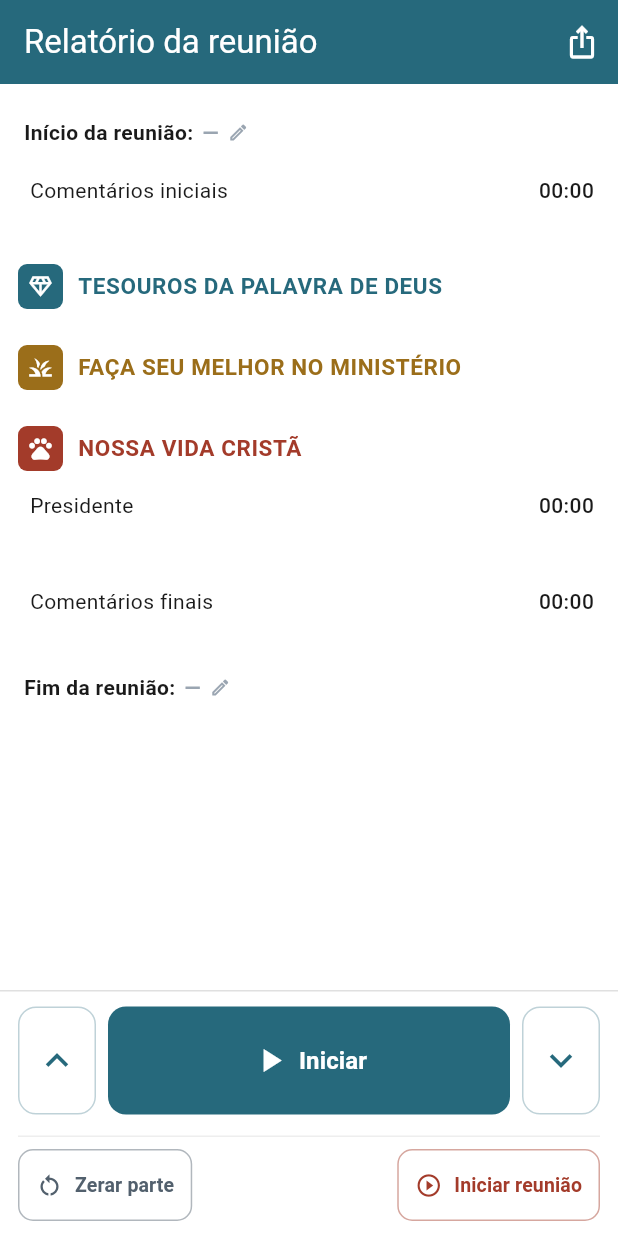
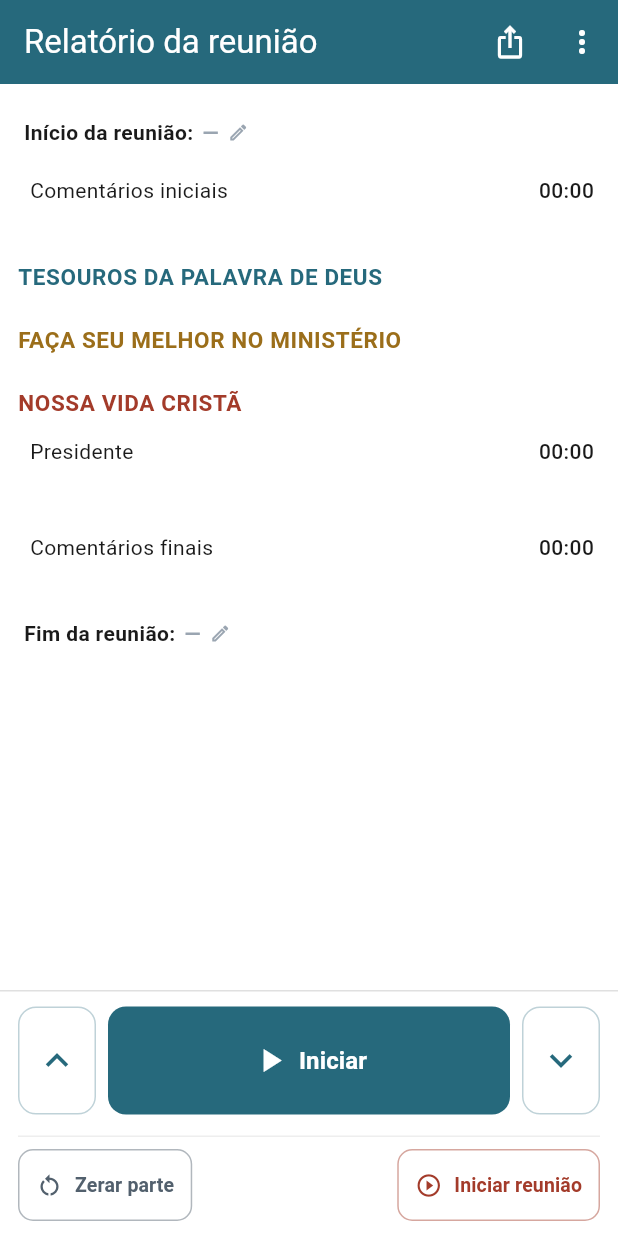
Before and after one commit to Dalistor/RDR, a Flutter app: the screen it shows after launch, after a tap on "Baixar programação", after a tap on "Montar a lista na mão", on a phone screen of 412 x 824 dp. Run offline on Flutter 3.47's test engine with Material 3 defaults, Android fonts, the phone set to English and light mode, and no system bars; our stand-ins replace flutter_riverpod, screenshot, share_plus, shared_preferences; missing offline and left inert: gal; network calls fail.

Commit message:
feat: implementa congelamento do relatório ao encerrar reunião e adiciona opção "Reiniciar tudo" no menu feat: adiciona permissão de internet no APK de release e trata falhas inesperadas na busca feat: remove ícones dos cabeçalhos de seção, mantendo apenas o título colorido feat: cria diálogo de confirmação para reiniciar tudo, alertando sobre a perda de dados

```diff
--- a/lib/providers/meeting_provider.dart
+++ b/lib/providers/meeting_provider.dart
@@ -150,6 +150,17 @@ class MeetingNotifier extends StateNotifier<MeetingReport?> {
     } on ScheduleParseException catch (erro) {
       if (!mounted) return;
       _fetchStatus.fail(erro.message);
+    } on Object catch (erro) {
+      // Rede de dispositivo e plugins têm mais jeitos de falhar do que os dois
+      // acima. Sem esta rede de segurança, uma exceção inesperada deixaria a
+      // busca parada em "carregando" para sempre, sem nem o botão de tentar
+      // de novo.
+      debugPrint('Falha inesperada ao baixar a programação: $erro');
+      if (!mounted) return;
+      _fetchStatus.fail(
+        'Não foi possível baixar a programação. Verifique a internet e '
+        'tente de novo.',
+      );
     }
   }
 
@@ -163,6 +174,19 @@ class MeetingNotifier extends StateNotifier<MeetingReport?> {
     await _replace(
       _builder.build(weekLabel: weekLabel, sections: _secoesVazias),
     );
+  }
+
+  /// Descarta o relatório inteiro — da memória e do disco — e devolve o app ao
+  /// estado "nenhuma programação carregada".
+  ///
+  /// Depois de encerrada a reunião o relatório fica congelado: esta é a única
+  /// saída, para começar a semana seguinte com uma lista nova. Como não há
+  /// como desfazer, quem chama confirma antes.
+  Future<void> resetAll() async {
+    if (!mounted) return;
+    state = null;
+    _fetchStatus.markIdle();
+    await _storage.clear();
   }
 
   /// Arranca o cronômetro no item selecionado.
--- a/lib/screens/meeting_screen.dart
+++ b/lib/screens/meeting_screen.dart
@@ -15,6 +15,7 @@ import 'package:rdr/widgets/edit_meeting_time_dialog.dart';
 import 'package:rdr/widgets/item_actions_menu.dart';
 import 'package:rdr/widgets/item_row.dart';
 import 'package:rdr/widgets/report_sheet.dart';
+import 'package:rdr/widgets/reset_all_dialog.dart';
 import 'package:rdr/widgets/section_header.dart';
 import 'package:screenshot/screenshot.dart';
 
@@ -26,6 +27,9 @@ import 'package:screenshot/screenshot.dart';
 /// segundo, mas o tempo mostrado nunca é acumulado — vem sempre de
 /// `TimedItem.effectiveElapsed(DateTime.now())`, calculado a partir dos
 /// timestamps absolutos do item.
+/// Única entrada do menu de três pontos da barra superior.
+enum _AcaoDoMenu { reiniciarTudo }
+
 class MeetingScreen extends ConsumerStatefulWidget {
   const MeetingScreen({super.key});
 
@@ -101,12 +105,34 @@ class _MeetingScreenState extends ConsumerState<MeetingScreen> {
           ],
         ),
         actions: <Widget>[
-          if (report != null)
+          if (report != null) ...<Widget>[
             IconButton(
               onPressed: _exportando ? null : () => _exportarRelatorio(report),
               icon: const Icon(Icons.ios_share),
               tooltip: 'Exportar o relatório em imagem',
             ),
+            // Fora do painel de controle de propósito: é a ação que apaga a
+            // reunião inteira e não pode ficar ao alcance do polegar que toca
+            // `Próximo` no escuro.
+            PopupMenuButton<_AcaoDoMenu>(
+              enabled: !_exportando,
+              tooltip: 'Mais opções',
+              onSelected: (_) => _reiniciarTudo(),
+              itemBuilder: (BuildContext _) => <PopupMenuEntry<_AcaoDoMenu>>[
+                const PopupMenuItem<_AcaoDoMenu>(
+                  value: _AcaoDoMenu.reiniciarTudo,
+                  child: ListTile(
+                    contentPadding: EdgeInsets.zero,
+                    leading: Icon(
+                      Icons.delete_sweep_outlined,
+                      color: AppTheme.christianLifeColor,
+                    ),
+                    title: Text('Reiniciar tudo'),
+                  ),
+                ),
+              ],
+            ),
+          ],
         ],
       ),
       body: Stack(
@@ -216,24 +242,38 @@ class _MeetingScreenState extends ConsumerState<MeetingScreen> {
   /// o item selecionado ainda que ele esteja fora da tela.
   Widget _buildLista(MeetingReport report) {
     final DateTime agora = DateTime.now();
+    // Reunião encerrada congela o relatório: nada de renomear, ajustar tempo,
+    // adicionar, remover ou corrigir horário. O que resta é exportar o print
+    // ou reiniciar tudo pelo menu do topo.
+    final bool congelado = report.endedAt != null;
     final List<Widget> linhas = <Widget>[
       _LinhaDeHorario(
         rotulo: 'Início da reunião:',
         horario: report.startedAt,
-        onTap: () => _editarHorario(inicio: true, atual: report.startedAt),
+        onTap: congelado
+            ? null
+            : () => _editarHorario(inicio: true, atual: report.startedAt),
       ),
-      _buildLinha(report, report.openingComments, agora, null),
+      _buildLinha(report, report.openingComments, agora, null, congelado),
       for (final section in report.sections) ...<Widget>[
         SectionHeader(kind: section.kind, title: section.title),
         for (final item in section.items)
-          _buildLinha(report, item, agora, AppTheme.sectionColor(section.kind)),
+          _buildLinha(
+            report,
+            item,
+            agora,
+            AppTheme.sectionColor(section.kind),
+            congelado,
+          ),
       ],
       const SizedBox(height: 16),
-      _buildLinha(report, report.closingComments, agora, null),
+      _buildLinha(report, report.closingComments, agora, null, congelado),
       _LinhaDeHorario(
         rotulo: 'Fim da reunião:',
         horario: report.endedAt,
-        onTap: () => _editarHorario(inicio: false, atual: report.endedAt),
+        onTap: congelado
+            ? null
+            : () => _editarHorario(inicio: false, atual: report.endedAt),
       ),
     ];
 
@@ -254,6 +294,7 @@ class _MeetingScreenState extends ConsumerState<MeetingScreen> {
     TimedItem item,
     DateTime agora,
     Color? accent,
+    bool congelado,
   ) {
     return KeyedSubtree(
       key: _chaveDe(item.id),
@@ -267,8 +308,10 @@ class _MeetingScreenState extends ConsumerState<MeetingScreen> {
         isSelected: report.selectedItemId == item.id,
         isRunning: report.runningItemId == item.id,
         accentColor: accent,
-        onTap: () => ref.read(meetingProvider.notifier).select(item.id),
-        onLongPress: () => _abrirMenuDoItem(report, item),
+        onTap: congelado
+            ? null
+            : () => ref.read(meetingProvider.notifier).select(item.id),
+        onLongPress: congelado ? null : () => _abrirMenuDoItem(report, item),
       ),
     );
   }
@@ -347,6 +390,17 @@ class _MeetingScreenState extends ConsumerState<MeetingScreen> {
     });
   }
 
+  /// Apaga o relatório inteiro e devolve a tela ao estado vazio.
+  ///
+  /// Com a reunião encerrada nada mais é editável — é por aqui que se recomeça
+  /// na semana seguinte. Sempre com confirmação: não há como desfazer.
+  Future<void> _reiniciarTudo() async {
+    final MeetingNotifier notifier = ref.read(meetingProvider.notifier);
+    final bool confirmado = await showResetAllDialog(context);
+    if (!confirmado) return;
+    await notifier.resetAll();
+  }
+
   void _baixarProgramacao() {
     ref.read(meetingProvider.notifier).downloadSchedule();
   }
@@ -361,7 +415,8 @@ class _MeetingScreenState extends ConsumerState<MeetingScreen> {
 /// Fica sempre visível, mesmo antes do horário existir — aí mostra um travessão
 /// no lugar da hora. Some-la até a reunião encerrar faria o rodapé aparecer do
 /// nada no meio do uso, e esconderia o caminho para corrigir um horário
-/// esquecido: a linha inteira é tocável e abre a edição.
+/// esquecido: enquanto a reunião não encerra, a linha inteira é tocável e abre
+/// a edição. Encerrada, vira só leitura como o resto do relatório.
 class _LinhaDeHorario extends StatelessWidget {
   const _LinhaDeHorario({
     required this.rotulo,
@@ -374,7 +429,8 @@ class _LinhaDeHorario extends StatelessWidget {
   /// Nulo enquanto o horário não foi gravado.
   final DateTime? horario;
 
-  final VoidCallback onTap;
+  /// Nulo com a reunião encerrada: aí a linha vira só leitura e perde o lápis.
+  final VoidCallback? onTap;
 
   @override
   Widget build(BuildContext context) {
@@ -409,7 +465,12 @@ class _LinhaDeHorario extends StatelessWidget {
               ),
             ),
             const SizedBox(width: 6),
-            const Icon(Icons.edit_outlined, size: 14, color: Color(0xFF9AA5B1)),
+            if (onTap != null)
+              const Icon(
+                Icons.edit_outlined,
+                size: 14,
+                color: Color(0xFF9AA5B1),
+              ),
           ],
         ),
       ),
--- a/lib/widgets/control_panel.dart
+++ b/lib/widgets/control_panel.dart
@@ -41,9 +41,9 @@ class ControlPanel extends ConsumerWidget {
   /// da reunião de `Iniciar reunião` para `Encerrar reunião`.
   final bool hasStarted;
 
-  /// A reunião já foi encerrada: o alvo central e o botão da reunião não fazem
-  /// mais sentido e ficam desabilitados. As setas e o `Zerar parte` seguem
-  /// ativos, para conferir e corrigir os tempos antes do print.
+  /// A reunião já foi encerrada: o relatório está congelado e **todos** os
+  /// botões do painel ficam desabilitados. Depois do encerramento não se edita
+  /// mais nada — sobra exportar o print e, no menu do topo, reiniciar tudo.
   final bool hasEnded;
 
   /// Altura dos dois alvos centrais. Bem acima do mínimo de 48dp de propósito.
@@ -73,12 +73,14 @@ class ControlPanel extends ConsumerWidget {
           Row(
             children: <Widget>[
               // As setas mexem só na seleção — o item que corre continua
-              // correndo. Seguem habilitadas mesmo após o encerramento, para
-              // o usuário poder percorrer a lista e conferir os tempos.
+              // correndo. Com a reunião encerrada não há mais o que selecionar:
+              // o relatório está congelado.
               _BotaoDeSeta(
                 icone: Icons.keyboard_arrow_up,
                 rotulo: 'Selecionar o item acima',
-                onPressed: () => notifier.selectPrevious(),
+                onPressed: cronometroAtivo
+                    ? () => notifier.selectPrevious()
+                    : null,
               ),
               const SizedBox(width: 8),
               Expanded(
@@ -99,7 +101,9 @@ class ControlPanel extends ConsumerWidget {
               _BotaoDeSeta(
                 icone: Icons.keyboard_arrow_down,
                 rotulo: 'Selecionar o item abaixo',
-                onPressed: () => notifier.selectNext(),
+                onPressed: cronometroAtivo
+                    ? () => notifier.selectNext()
+                    : null,
               ),
             ],
           ),
@@ -115,13 +119,16 @@ class ControlPanel extends ConsumerWidget {
             mainAxisAlignment: MainAxisAlignment.spaceBetween,
             children: <Widget>[
               // Age direto, sem confirmação: mexe só na parte selecionada, e o
-              // preço de um toque errado é recronometrar uma parte.
+              // preço de um toque errado é recronometrar uma parte. Encerrada a
+              // reunião, some junto com o resto da edição.
               Flexible(
                 child: _BotaoSecundario(
                   icone: Icons.restart_alt,
                   rotulo: 'Zerar parte',
                   cor: const Color(0xFF52606D),
-                  onPressed: () => notifier.resetSelectedItem(),
+                  onPressed: cronometroAtivo
+                      ? () => notifier.resetSelectedItem()
+                      : null,
                 ),
               ),
               const SizedBox(width: 8),
@@ -163,8 +170,9 @@ class ControlPanel extends ConsumerWidget {
       context,
       titulo: encerrando ? 'Encerrar a reunião?' : 'Iniciar a reunião?',
       mensagem: encerrando
-          ? 'O horário de fim é gravado agora e o cronômetro para. Você ainda '
-                'pode corrigir os tempos e os horários antes de gerar o print.'
+          ? 'O horário de fim é gravado agora, o cronômetro para e o relatório '
+                'fica congelado: depois disso não dá mais para editar nada. '
+                'Confira os tempos antes de encerrar.'
           : 'O horário de início da reunião é gravado agora, com a hora do '
                 'celular. O cronômetro das partes continua sendo controlado '
                 'pelo botão de cima.',
--- a/lib/widgets/section_header.dart
+++ b/lib/widgets/section_header.dart
@@ -16,7 +16,7 @@ class SectionHeader extends StatelessWidget {
     this.padding = const EdgeInsets.fromLTRB(4, 16, 4, 8),
   });
 
-  /// Seção a que este cabeçalho pertence — define a cor e o ícone.
+  /// Seção a que este cabeçalho pertence — define a cor do título.
   final SectionKind kind;
 
   /// Título exibido; é sempre renderizado em caixa alta.
@@ -25,48 +25,22 @@ class SectionHeader extends StatelessWidget {
   /// Espaçamento externo, ajustável pelo print para casar com o layout.
   final EdgeInsetsGeometry padding;
 
-  /// Ícone que representa a seção, aproximado entre os do Material:
-  /// losango para Tesouros, espiga para Faça Seu Melhor, ovelha para
-  /// Nossa Vida Cristã.
-  static IconData iconFor(SectionKind kind) => switch (kind) {
-    SectionKind.treasures => Icons.diamond_outlined,
-    SectionKind.ministry => Icons.grass,
-    SectionKind.christianLife => Icons.pets,
-  };
-
   @override
   Widget build(BuildContext context) {
-    final Color color = AppTheme.sectionColor(kind);
-
+    // Sem ícone: a cor do título já distingue as três seções, na tela e no
+    // print, e o texto ganha a largura inteira da linha.
     return Padding(
       padding: padding,
-      child: Row(
-        crossAxisAlignment: CrossAxisAlignment.center,
-        children: <Widget>[
-          Container(
-            width: 30,
-            height: 30,
-            decoration: BoxDecoration(
-              color: color,
-              borderRadius: BorderRadius.circular(6),
-            ),
-            child: Icon(iconFor(kind), size: 18, color: Colors.white),
-          ),
-          const SizedBox(width: 10),
-          Expanded(
       child: Text(
         title.toUpperCase(),
         style: TextStyle(
-                color: color,
+          color: AppTheme.sectionColor(kind),
           fontSize: 15,
           fontWeight: FontWeight.bold,
           letterSpacing: 0.4,
           height: 1.2,
         ),
       ),
-          ),
-        ],
-      ),
     );
   }
 }
```
Also changed, not shown: lib/widgets/reset_all_dialog.dart (added, +58 -0 lines), 8 other files. Lines whose indentation alone changed are shown as unchanged.
